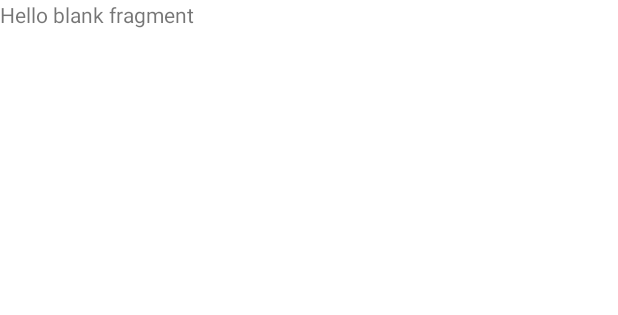
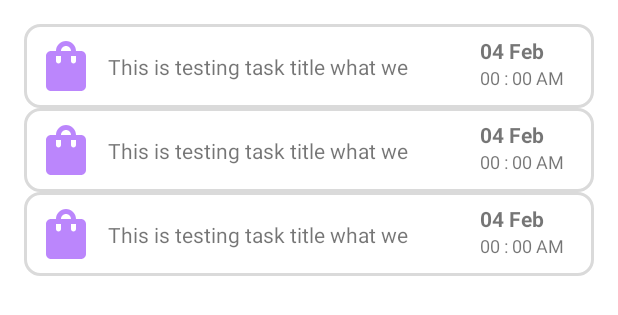
Before and after one commit to SisadaR/NeverSitUp_Todo, an Android app: the layout fragment_list_task.xml on its own in the app's theme, with its tools: preview values and no code run, on a phone screen of 412 x 824 dp. Shown: the top 315 px of the screen. Run offline under Robolectric (Android 15) with nearby library versions, the phone set to English and light mode, and no system bars.

Commit message:
implement recyclerlist view to display tasks

```diff
--- a/app/src/main/java/com/sisada/neversituptodo/etc/Constant.kt
+++ b/app/src/main/java/com/sisada/neversituptodo/etc/Constant.kt
@@ -4,3 +4,6 @@ const val BASE_URL = "https://api-nodejs-todolist.herokuapp.com"
 const val PASSWORD_MIN_LENGTH : Int = 8
 const val AGE_MIN : Int = 8
 const val AGE_MAX : Int = 99
+const val DATE_FORMAT = "dd - MMMM - YYYY"
+const val DATE_FORMAT_SHORT = "dd MMM"
+const val TIME_FORMAT = "h : MM a"
--- a/app/src/main/res/layout/fragment_list_task.xml
+++ b/app/src/main/res/layout/fragment_list_task.xml
@@ -1,14 +1,21 @@
 <?xml version="1.0" encoding="utf-8"?>
-<FrameLayout xmlns:android="http://schemas.android.com/apk/res/android"
+<androidx.constraintlayout.widget.ConstraintLayout xmlns:android="http://schemas.android.com/apk/res/android"
+    xmlns:app="http://schemas.android.com/apk/res-auto"
     xmlns:tools="http://schemas.android.com/tools"
     android:layout_width="match_parent"
     android:layout_height="match_parent"
     tools:context=".view.ListTaskFragment">
 
-    <!-- TODO: Update blank fragment layout -->
-    <TextView
+    <androidx.recyclerview.widget.RecyclerView
+        android:id="@+id/listview_task"
         android:layout_width="match_parent"
         android:layout_height="match_parent"
-        android:text="@string/hello_blank_fragment" />
-
-</FrameLayout>
+        android:layout_marginStart="16dp"
+        android:layout_marginTop="16dp"
+        android:layout_marginEnd="16dp"
+        app:layout_constraintBottom_toBottomOf="parent"
+        app:layout_constraintEnd_toEndOf="parent"
+        app:layout_constraintStart_toStartOf="parent"
+        app:layout_constraintTop_toTopOf="parent"
+        tools:listitem="@layout/item_list_task" />
+</androidx.constraintlayout.widget.ConstraintLayout>
--- /dev/null
+++ b/app/src/main/res/layout/item_list_task.xml
@@ -0,0 +1,86 @@
+<?xml version="1.0" encoding="utf-8"?>
+<androidx.constraintlayout.widget.ConstraintLayout xmlns:android="http://schemas.android.com/apk/res/android"
+    xmlns:app="http://schemas.android.com/apk/res-auto"
+    xmlns:tools="http://schemas.android.com/tools"
+    android:layout_width="match_parent"
+    android:layout_height="wrap_content"
+    android:background="@drawable/frame_box">
+
+    <ImageView
+        android:id="@+id/icon"
+        android:layout_width="40dp"
+        android:layout_height="40dp"
+        android:layout_marginStart="8dp"
+        android:layout_marginTop="8dp"
+        android:layout_marginBottom="8dp"
+        app:layout_constraintBottom_toBottomOf="parent"
+        app:layout_constraintStart_toStartOf="parent"
+        app:layout_constraintTop_toTopOf="parent"
+        app:srcCompat="@drawable/ic_baseline_shopping_bag_24"
+        app:tint="@color/purple_200" />
+
+    <TextView
+        android:id="@+id/tv_todo_title"
+        android:layout_width="0dp"
+        android:layout_height="wrap_content"
+        android:layout_marginStart="8dp"
+        android:layout_marginTop="16dp"
+        android:layout_marginEnd="8dp"
+        android:layout_marginBottom="16dp"
+
+        android:maxLines="1"
+        android:text=""
+        app:layout_constraintBottom_toBottomOf="parent"
+        app:layout_constraintEnd_toStartOf="@+id/guideline"
+        app:layout_constraintStart_toEndOf="@+id/icon"
+        app:layout_constraintTop_toTopOf="parent"
+        tools:text="This is testing task title what we gonna do? I need to finish this asap!" />
+
+    <androidx.constraintlayout.widget.Guideline
+        android:id="@+id/guideline"
+        android:layout_width="wrap_content"
+        android:layout_height="wrap_content"
+        android:orientation="vertical"
+        app:layout_constraintGuide_begin="342dp"
+        app:layout_constraintGuide_percent="0.8" />
+
+    <androidx.constraintlayout.widget.ConstraintLayout
+        android:id="@+id/group_date"
+        android:layout_width="0dp"
+        android:layout_height="match_parent"
+        app:layout_constraintEnd_toEndOf="parent"
+        app:layout_constraintStart_toStartOf="@+id/guideline"
+        app:layout_constraintTop_toTopOf="parent">
+
+        <TextView
+            android:id="@+id/tv_todo_date"
+            android:layout_width="wrap_content"
+            android:layout_height="wrap_content"
+            android:layout_marginTop="8dp"
+            android:text="TextView"
+            android:textStyle="bold"
+            app:layout_constraintStart_toStartOf="parent"
+            app:layout_constraintTop_toTopOf="parent"
+            tools:text="04 Feb" />
+
+        <TextView
+            android:id="@+id/tv_todo_time"
+            android:layout_width="wrap_content"
+            android:layout_height="wrap_content"
+            android:text="TextView"
+            android:textSize="12sp"
+            app:layout_constraintStart_toStartOf="parent"
+            app:layout_constraintTop_toBottomOf="@+id/tv_todo_date"
+            tools:text="00 : 00 AM" />
+    </androidx.constraintlayout.widget.ConstraintLayout>
+
+    <CheckBox
+        android:id="@+id/checkBox_todo"
+        android:layout_width="wrap_content"
+        android:layout_height="wrap_content"
+        android:visibility="gone"
+        app:layout_constraintBottom_toBottomOf="parent"
+        app:layout_constraintEnd_toEndOf="parent"
+        app:layout_constraintTop_toTopOf="parent" />
+
+</androidx.constraintlayout.widget.ConstraintLayout>
```
Also changed, not shown: app/src/main/java/com/sisada/neversituptodo/view/ListTaskFragment.kt (+95 -37 lines), app/src/main/java/com/sisada/neversituptodo/view/TaskActivity.kt (+19 -3 lines), app/src/main/java/com/sisada/neversituptodo/view/TaskItemListAdapter.kt (added, +96 -0 lines), app/src/main/java/com/sisada/neversituptodo/view/TaskViewFragment.kt (added, +60 -0 lines), app/src/main/res/layout/fragment_task_view.xml (added, +9 -0 lines).
